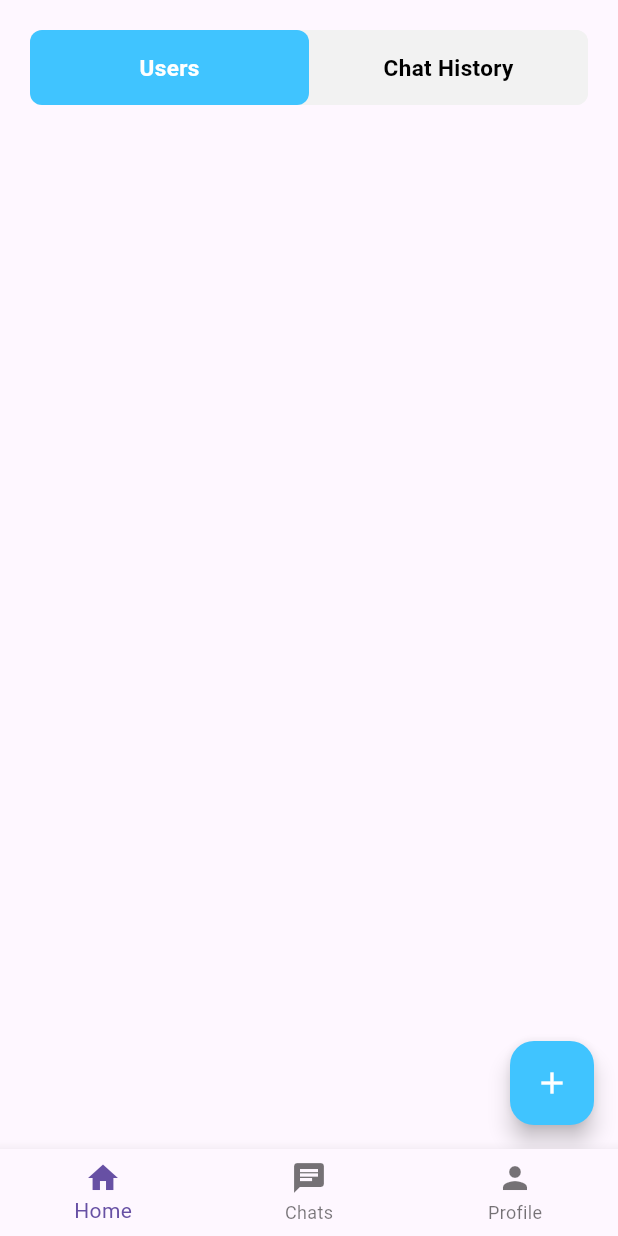
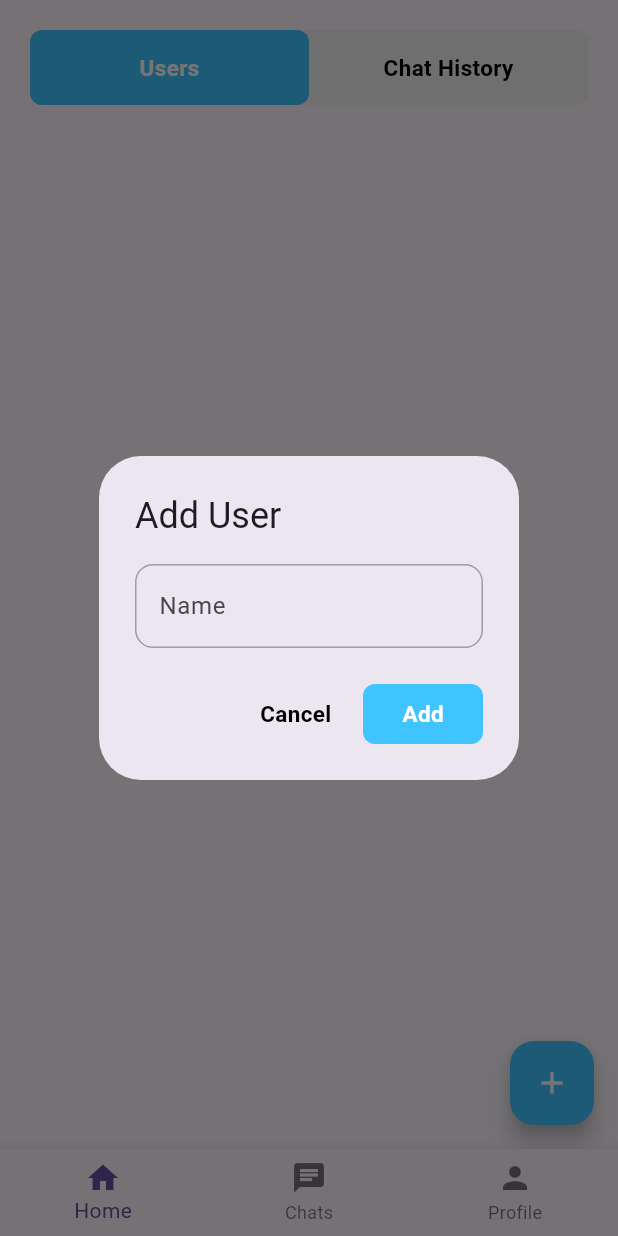
Before and after one commit to AslinGeo/-Mini-Chat-Application, a Flutter app: the screen it shows after launch, after a tap on the "add" icon, on a phone screen of 412 x 824 dp. Run offline on Flutter 3.47's test engine with Material 3 defaults, Android fonts, the phone set to English and light mode, and no system bars; our stand-ins replace bloc, flutter_bloc, get_it, go_router, hive, hive_flutter; accounts and stored records are empty.

Commit message:
feat: Implement user management with Hive storage and BLoC architecture
- Added AppStrings for user-related strings.
- Created UserModel with Hive integration for local storage.
- Developed UsersRepository for managing user data.
- Implemented HomeBloc for state management of user list.
- Added HomeEvent and HomeState classes for BLoC events and states.
- Created UserWidget for displaying user information.
- Updated HomeScreen to include user list and add user functionality.
- Integrated floating action button to open dialog for adding new users.
- Enhanced locator setup to include UsersRepository and HomeBloc.
- Updated pubspec.yaml to include necessary dependencies for Hive and secure storage.
- Registered plugins for secure storage on Linux and Windows platforms.

```diff
--- a/lib/app/core/constants/app_strings.dart
+++ b/lib/app/core/constants/app_strings.dart
@@ -1,4 +1,12 @@
 class AppStrings {
-  static const usersList = "Users";
-  static const chatHistory = "Chat History";
+  static const String usersList = "Users";
+  static const String chatHistory = "Chat History";
+  static const String addUser = "Add User";
+  static const String name = "Name";
+  static const String nameHintText = "Enter user name";
+  static const String cancel = "Cancel";
+  static const String add = "Add";
+  static const String snackMessage = "User ##user## added";
+  static const String userEmptyMessage = "No users found";
+  static const String active = "Active";
 }
--- a/lib/app/data/index.dart
+++ b/lib/app/data/index.dart
@@ -0,0 +1,5 @@
+export 'models/user.dart';
+
+// repo
+
+export 'repositories/user_repo.dart';
--- /dev/null
+++ b/lib/app/data/models/user.dart
@@ -0,0 +1,20 @@
+import 'package:hive/hive.dart';
+
+part 'user.g.dart';
+
+@HiveType(typeId: 0)
+class UserModel {
+  @HiveField(0)
+  final String id;
+
+  @HiveField(1)
+  final String name;
+
+  UserModel({
+    required this.id,
+    required this.name,
+  });
+
+  String get initial =>
+      name.isNotEmpty ? name[0].toUpperCase() : '';
+}
--- /dev/null
+++ b/lib/app/data/repositories/user_repo.dart
@@ -0,0 +1,23 @@
+import 'package:hive/hive.dart';
+import 'package:mini_chat/app/data/index.dart';
+
+
+class UsersRepository {
+  final Box<UserModel> box = Hive.box<UserModel>('usersBox');
+
+  List<UserModel> getUsers() {
+    return box.values.toList();
+  }
+
+  Future<void> addUser(UserModel user) async {
+    await box.put(user.id, user);
+  }
+
+  Future<void> deleteUser(String id) async {
+    await box.delete(id);
+  }
+
+  Future<void> clearUsers() async {
+    await box.clear();
+  }
+}
--- a/lib/app/locator.dart
+++ b/lib/app/locator.dart
@@ -1,8 +1,17 @@
 import 'package:get_it/get_it.dart';
-import 'package:mini_chat/app/viewModels/bottom_nav/bottom_nav_bloc.dart';
+import 'package:mini_chat/app/data/index.dart';
+import 'package:mini_chat/app/viewModels/index.dart';
 
 final sl = GetIt.instance; // Service Locator
 
 void setupLocator() {
-    sl.registerFactory<BottomNavBloc>(() => BottomNavBloc());
+  // repo
+
+  sl.registerLazySingleton<UsersRepository>(
+    () => UsersRepository(),
+  );
+
+  // bloc
+  sl.registerFactory<BottomNavBloc>(() => BottomNavBloc());
+  sl.registerFactory<HomeBloc>(() => HomeBloc(sl<UsersRepository>()));
 }
--- /dev/null
+++ b/lib/app/viewModels/home/home_bloc.dart
@@ -0,0 +1,45 @@
+import 'dart:math';
+import 'package:bloc/bloc.dart';
+import 'package:mini_chat/app/data/index.dart';
+import 'package:mini_chat/app/viewModels/index.dart';
+
+class HomeBloc extends Bloc<HomeEvent, HomeState> {
+  final UsersRepository repository;
+  final List<UserModel> _users = [];
+  HomeBloc(this.repository) : super(HomeInitial()) {
+    on<HomeEvent>((event, emit) {
+      on<GetUsers>(_loadUsers);
+      on<AddUser>(_addUser);
+    });
+  }
+
+  Future<void> _loadUsers(GetUsers event, Emitter<HomeState> emit) async {
+    try {
+      emit(HomeLoading());
+
+      final users = repository.getUsers();
+      _users
+        ..clear()
+        ..addAll(users);
+      emit(HomeLoaded(List.from(_users)));
+    } catch (e) {
+      emit(HomeError(e.toString()));
+    }
+  }
+
+  Future<void> _addUser(AddUser event, Emitter<HomeState> emit) async {
+    try {
+      final user = UserModel(
+        id: Random().nextInt(100000).toString(),
+        name: event.userName,
+      );
+
+      _users.add(user);
+      await repository.addUser(user);
+
+      emit(HomeLoaded(List.from(_users)));
+    } catch (e) {
+      emit(HomeError(e.toString()));
+    }
+  }
+}
--- /dev/null
+++ b/lib/app/viewModels/home/home_event.dart
@@ -0,0 +1,15 @@
+
+
+abstract class HomeEvent {
+  const HomeEvent();
+
+
+}
+
+class GetUsers extends HomeEvent {}
+
+class AddUser extends HomeEvent {
+  final String userName;
+
+  const AddUser(this.userName);
+}
--- /dev/null
+++ b/lib/app/viewModels/home/home_state.dart
@@ -0,0 +1,26 @@
+
+
+import 'package:mini_chat/app/data/index.dart';
+
+abstract class HomeState  {
+  const HomeState();
+
+  @override
+  List<Object> get props => [];
+}
+
+final class HomeInitial extends HomeState {}
+
+final class HomeLoading extends HomeState {}
+
+final class HomeLoaded extends HomeState {
+  final List<UserModel> users;
+
+  const HomeLoaded(this.users);
+}
+
+final class HomeError extends HomeState {
+  final String message;
+
+  const HomeError(this.message);
+}
--- a/lib/app/viewModels/index.dart
+++ b/lib/app/viewModels/index.dart
@@ -3,3 +3,9 @@
 export "bottom_nav/bottom_nav_bloc.dart";
 export 'bottom_nav/bottom_nav_event.dart';
 export 'bottom_nav/bottom_nav_state.dart';
+
+// home
+
+export "home/home_bloc.dart";
+export 'home/home_event.dart';
+export 'home/home_state.dart';
--- a/lib/app/views/home/home.dart
+++ b/lib/app/views/home/home.dart
@@ -1,5 +1,8 @@
 import 'package:flutter/material.dart';
+import 'package:flutter_bloc/flutter_bloc.dart';
 import 'package:mini_chat/app/core/index.dart';
+import 'package:mini_chat/app/locator.dart';
+import 'package:mini_chat/app/viewModels/index.dart';
 import 'package:mini_chat/app/views/index.dart';
 
 class HomeScreen extends StatefulWidget {
@@ -11,14 +14,30 @@ class HomeScreen extends StatefulWidget {
 
 class _HomeScreenState extends State<HomeScreen> {
   String whichView = AppStrings.usersList;
+  final _formKey = GlobalKey<FormState>();
+
+  @override
+  void initState() {
+    super.initState();
+  }
+
   @override
   Widget build(BuildContext context) {
     return SafeArea(
       child: Scaffold(
-        body: Column(children: [SizedBox(height: 20), toggleSection()]),
+        body: Column(
+          children: [
+            SizedBox(height: 20),
+            toggleSection(),
+            SizedBox(height: 20),
+            users(),
+          ],
+        ),
         floatingActionButton: FloatingActionButton(
           backgroundColor: AppColors.lightBlue,
-          onPressed: () {},
+          onPressed: () {
+            showAddUserDialog(context);
+          },
           child: Icon(Icons.add, color: AppColors.white),
         ),
       ),
@@ -76,4 +95,125 @@ class _HomeScreenState extends State<HomeScreen> {
       ),
     );
   }
+
+  Widget users() {
+    return BlocProvider(
+      create: (_) => sl<HomeBloc>()..add(GetUsers()),
+      child: BlocBuilder<HomeBloc, HomeState>(
+        builder: (context, state) {
+          if (state is HomeLoading) {
+            return CircularProgressIndicator();
+          } else if (state is HomeError) {
+            return Text(state.message);
+          } else if (state is HomeLoaded) {
+            return state.users.isEmpty
+                ? Center(child: Text(AppStrings.userEmptyMessage))
+                : Expanded(
+                    child: ListView.builder(
+                      itemCount: state.users.length,
+                      itemBuilder: (context, index) {
+                        return UserWidget(user: state.users[index]);
+                      },
+                    ),
+                  );
+          }
+          return Container();
+        },
+      ),
+    );
+  }
+
+  Future<void> showAddUserDialog(BuildContext context) async {
+    final TextEditingController controller = TextEditingController();
+
+    await showDialog(
+      context: context,
+      builder: (_) {
+        return AlertDialog(
+          title: Text(AppStrings.addUser),
+          content: Form(
+            key: _formKey,
+            child: TextFormField(
+              controller: controller,
+              validator: (value) {
+                if (value == null || value.isEmpty) {
+                  return 'Name is required';
+                }
+                return null;
+              },
+              decoration: InputDecoration(
+                errorStyle: const TextStyle(fontSize: 12),
+
+                labelText: AppStrings.name,
+                hintText: AppStrings.nameHintText,
+
+                // Normal border
+                enabledBorder: OutlineInputBorder(
+                  borderRadius: BorderRadius.circular(12),
+                  borderSide: const BorderSide(color: Colors.grey, width: 1),
+                ),
+
+                // Focused border
+                focusedBorder: OutlineInputBorder(
+                  borderRadius: BorderRadius.circular(12),
+                  borderSide: const BorderSide(color: Colors.blue, width: 2),
+                ),
+
+                // Error border
+                errorBorder: OutlineInputBorder(
+                  borderRadius: BorderRadius.circular(12),
+                  borderSide: const BorderSide(color: Colors.red, width: 1.5),
+                ),
+
+                // Focused error border
+                focusedErrorBorder: OutlineInputBorder(
+                  borderRadius: BorderRadius.circular(12),
+                  borderSide: const BorderSide(color: Colors.red, width: 2),
+                ),
+              ),
+            ),
+          ),
+          actions: [
+            Row(
+              mainAxisAlignment: MainAxisAlignment.end,
+              spacing: 20,
+              children: [
+                CommonButton(
+                  backgroundColor: Colors.transparent,
+                  textColor: AppColors.black,
+                  text: AppStrings.cancel,
+                  onPressed: () {
+                    Navigator.pop(context);
+                  },
+                ),
+
+                CommonButton(
+                  width: 80,
+                  backgroundColor: AppColors.lightBlue,
+                  text: AppStrings.add,
+                  onPressed: () {
+                    if (_formKey.currentState!.validate()) {
+                      context.read<HomeBloc>().add(AddUser(controller.text));
+                      Navigator.pop(context);
+                      context.read<HomeBloc>().add(GetUsers());
+                      ScaffoldMessenger.of(context).showSnackBar(
+                        SnackBar(
+                          content: Text(
+                            AppStrings.snackMessage.replaceAll(
+                              "##user##",
+                              controller.text,
+                            ),
+                          ),
+                        ),
+                      );
+                    }
+                  },
+                ),
+              ],
+            ),
+          ],
+        );
+      },
+    );
+  }
 }
--- a/lib/app/views/index.dart
+++ b/lib/app/views/index.dart
@@ -6,3 +6,4 @@ export 'home/home.dart';
 
 // widgets
 export 'widgets/common_button.dart';
+export 'widgets/user_widget.dart';
--- /dev/null
+++ b/lib/app/views/widgets/user_widget.dart
@@ -0,0 +1,17 @@
+import 'package:flutter/material.dart';
+import 'package:mini_chat/app/core/constants/app_strings.dart';
+import 'package:mini_chat/app/data/index.dart';
+
+class UserWidget extends StatelessWidget {
+  final UserModel user;
+  const UserWidget({super.key, required this.user});
+
+  @override
+  Widget build(BuildContext context) {
+    return ListTile(
+      leading: CircleAvatar(radius: 50, child: Text(user.initial)),
+      title: Text(user.name),
+      subtitle: Text(AppStrings.active),
+    );
+  }
+}
--- a/lib/main.dart
+++ b/lib/main.dart
@@ -1,11 +1,16 @@
 import 'package:flutter/material.dart';
 import 'package:flutter_bloc/flutter_bloc.dart';
+import 'package:hive_flutter/hive_flutter.dart';
 import 'package:mini_chat/app/core/routes/app_router.dart';
+import 'package:mini_chat/app/data/models/user.dart';
 import 'package:mini_chat/app/locator.dart';
-import 'package:mini_chat/app/viewModels/bottom_nav/bottom_nav_bloc.dart';
+import 'package:mini_chat/app/viewModels/index.dart';
 
-void main() {
+void main() async {
   WidgetsFlutterBinding.ensureInitialized();
+  await Hive.initFlutter();
+  Hive.registerAdapter(UserModelAdapter());
+  await Hive.openBox<UserModel>('usersBox');
   setupLocator();
   runApp(const MyApp());
 }
@@ -16,7 +21,10 @@ class MyApp extends StatelessWidget {
   @override
   Widget build(BuildContext context) {
     return MultiBlocListener(
-      listeners: [BlocProvider(create: (_) => sl<BottomNavBloc>())],
+      listeners: [
+        BlocProvider(create: (_) => sl<BottomNavBloc>()),
+        BlocProvider(create: (_) => sl<HomeBloc>()),
+      ],
 
       child: MaterialApp.router(
         debugShowCheckedModeBanner: false,
--- a/pubspec.yaml
+++ b/pubspec.yaml
@@ -40,6 +40,9 @@ dependencies:
   go_router: ^17.0.0
   get_it: ^9.1.1
   connectivity_plus: ^7.0.0
+  flutter_secure_storage: ^10.0.0
+  hive_flutter: ^1.1.0
+  hive: ^2.2.3
 
 dev_dependencies:
   flutter_test:
@@ -51,6 +54,8 @@ dev_dependencies:
   # package. See that file for information about deactivating specific lint
   # rules and activating additional ones.
   flutter_lints: ^6.0.0
+  hive_generator: ^2.0.1
+  build_runner: ^2.4.6
 
 # For information on the generic Dart part of this file, see the
 # following page: https://dart.dev/tools/pub/pubspec
```
Also changed, not shown: lib/app/data/models/user.g.dart (added), pubspec.lock, 5 other files.
